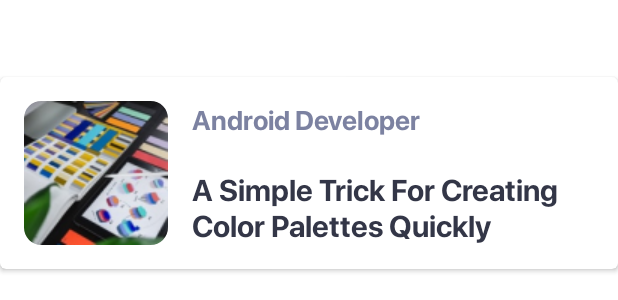
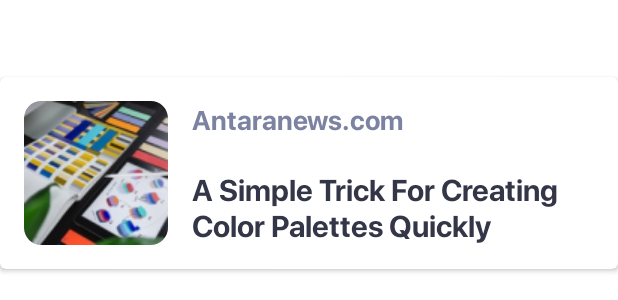
Before and after one commit to ardilobrt/NewsApp, an Android app: the layout item_news.xml on its own in the app's theme, with its tools: preview values and no code run, on a phone screen of 412 x 824 dp. Shown: the part 445-745 px from the top of the screen. Run offline under Robolectric (Android 15) with nearby library versions, the phone set to English and light mode, and no system bars.

Commit message:
Update strings.xml and layout item_news.xml

```diff
--- a/app/src/main/res/layout/item_news.xml
+++ b/app/src/main/res/layout/item_news.xml
@@ -23,10 +23,10 @@
             card_view:shapeAppearanceOverlay="@style/ShapeAppearanceOverlay.App.CornerSize12Percent" />
 
         <TextView
-            android:id="@+id/tv_item_category"
+            android:id="@+id/tv_item_source"
             style="@style/TextContent.ItemCategory"
             android:layout_marginStart="16dp"
-            android:text="@string/item_category"
+            android:text="@string/item_source"
             card_view:layout_constraintStart_toEndOf="@+id/iv_item_image"
             card_view:layout_constraintTop_toTopOf="parent" />
 
@@ -37,7 +37,7 @@
             android:text="@string/item_title"
             card_view:layout_constraintBottom_toBottomOf="@+id/iv_item_image"
             card_view:layout_constraintEnd_toEndOf="parent"
-            card_view:layout_constraintStart_toStartOf="@+id/tv_item_category" />
+            card_view:layout_constraintStart_toStartOf="@+id/tv_item_source" />
 
     </androidx.constraintlayout.widget.ConstraintLayout>
 </androidx.cardview.widget.CardView>
--- a/app/src/main/res/values/strings.xml
+++ b/app/src/main/res/values/strings.xml
@@ -9,6 +9,6 @@
     <string name="search_news">Search News</string>
     <string name="content_desc">Content Desc</string>
     <string name="discover">Discover things of this world</string>
-    <string name="item_category">Android Developer</string>
+    <string name="item_source">Antaranews.com</string>
     <string name="item_title">A Simple Trick For Creating Color Palettes Quickly</string>
 </resources>
```
